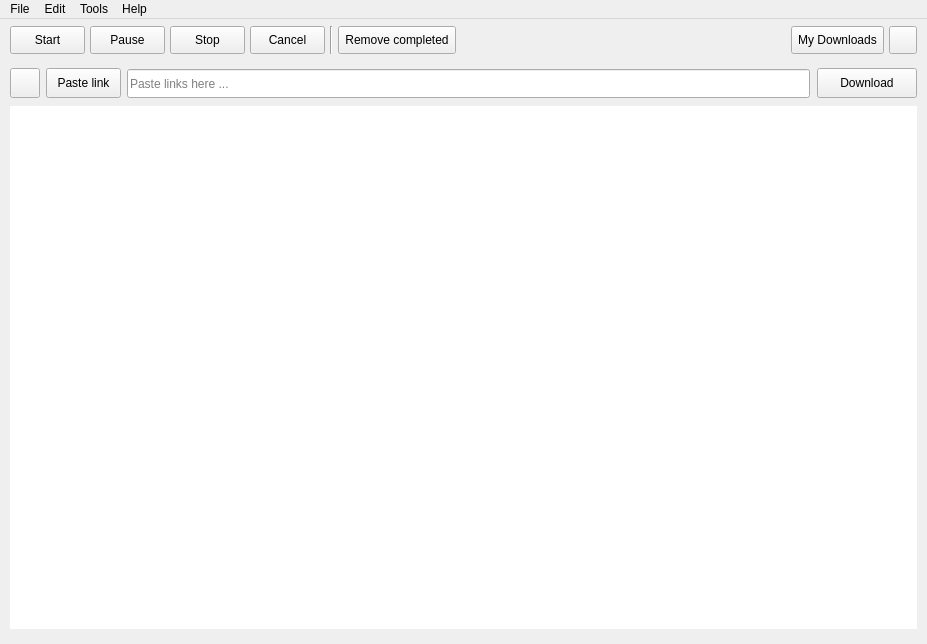
This is src/gui/mainwindow.ui in aliakseis/LIII as Qt 5 draws it before an edit. The edited form follows.
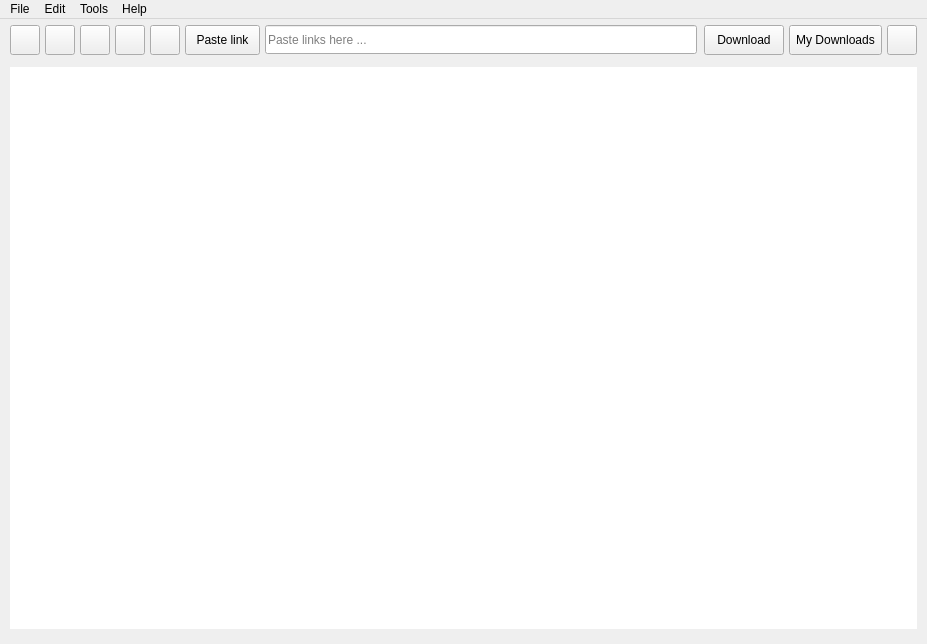
This is the edited form. Icons and pictures are not drawn. Custom widgets are drawn as their Qt base class.

```diff
--- a/src/gui/mainwindow.ui
+++ b/src/gui/mainwindow.ui
@@ -140,7 +140,7 @@
       <property name="styleSheet">
        <string notr="true"/>
       </property>
-      <layout class="QHBoxLayout" name="horizontalLayout" stretch="0,0,0,0,0,0,1,0,0">
+      <layout class="QHBoxLayout" name="horizontalLayout">
        <property name="spacing">
         <number>5</number>
        </property>
@@ -160,19 +160,22 @@
         <widget class="QToolButton" name="startButton">
          <property name="minimumSize">
           <size>
-           <width>75</width>
-           <height>28</height>
+           <width>30</width>
+           <height>30</height>
           </size>
          </property>
          <property name="maximumSize">
           <size>
-           <width>75</width>
-           <height>28</height>
+           <width>30</width>
+           <height>30</height>
           </size>
          </property>
-         <property name="text">
+         <property name="toolTip">
           <string>Start</string>
          </property>
+         <property name="text">
+          <string/>
+         </property>
          <property name="icon">
           <iconset resource="../../resources/LIII/resources-LIII.qrc">
            <normaloff>:/start-normal.png</normaloff>
@@ -185,7 +188,7 @@
           </size>
          </property>
          <property name="toolButtonStyle">
-          <enum>Qt::ToolButtonTextBesideIcon</enum>
+          <enum>Qt::ToolButtonIconOnly</enum>
          </property>
         </widget>
        </item>
@@ -202,14 +205,14 @@
          </property>
          <property name="minimumSize">
           <size>
-           <width>75</width>
-           <height>28</height>
+           <width>30</width>
+           <height>30</height>
           </size>
          </property>
          <property name="maximumSize">
           <size>
-           <width>75</width>
-           <height>28</height>
+           <width>30</width>
+           <height>30</height>
           </size>
          </property>
          <property name="baseSize">
@@ -223,9 +226,12 @@
            <family>Segoe UI</family>
           </font>
          </property>
-         <property name="text">
+         <property name="toolTip">
           <string>Pause</string>
          </property>
+         <property name="text">
+          <string/>
+         </property>
          <property name="icon">
           <iconset resource="../../resources/LIII/resources-LIII.qrc">
            <normaloff>:/pause.png</normaloff>
@@ -239,7 +245,7 @@
           </size>
          </property>
          <property name="toolButtonStyle">
-          <enum>Qt::ToolButtonTextBesideIcon</enum>
+          <enum>Qt::ToolButtonIconOnly</enum>
          </property>
          <property name="autoRaise">
           <bool>false</bool>
@@ -250,19 +256,22 @@
         <widget class="QToolButton" name="stopButton">
          <property name="minimumSize">
           <size>
-           <width>75</width>
-           <height>28</height>
+           <width>30</width>
+           <height>30</height>
           </size>
          </property>
          <property name="maximumSize">
           <size>
-           <width>75</width>
-           <height>28</height>
+           <width>30</width>
+           <height>30</height>
           </size>
          </property>
-         <property name="text">
+         <property name="toolTip">
           <string>Stop</string>
          </property>
+         <property name="text">
+          <string/>
+         </property>
          <property name="icon">
           <iconset resource="../../resources/LIII/resources-LIII.qrc">
            <normaloff>:/stop-normal.png</normaloff>
@@ -275,7 +284,7 @@
           </size>
          </property>
          <property name="toolButtonStyle">
-          <enum>Qt::ToolButtonTextBesideIcon</enum>
+          <enum>Qt::ToolButtonIconOnly</enum>
          </property>
         </widget>
        </item>
@@ -289,20 +298,14 @@
          </property>
          <property name="minimumSize">
           <size>
-           <width>75</width>
-           <height>28</height>
+           <width>30</width>
+           <height>30</height>
           </size>
          </property>
          <property name="maximumSize">
           <size>
-           <width>16777215</width>
-           <height>28</height>
-          </size>
-         </property>
-         <property name="baseSize">
-          <size>
-           <width>75</width>
-           <height>0</height>
+           <width>30</width>
+           <height>30</height>
           </size>
          </property>
          <property name="font">
@@ -310,9 +313,12 @@
            <family>Segoe UI</family>
           </font>
          </property>
-         <property name="text">
+         <property name="toolTip">
           <string>Cancel</string>
          </property>
+         <property name="text">
+          <string/>
+         </property>
          <property name="icon">
           <iconset resource="../../resources/LIII/resources-LIII.qrc">
            <normaloff>:/stop.png</normaloff>
@@ -331,7 +337,7 @@
           </size>
          </property>
          <property name="toolButtonStyle">
-          <enum>Qt::ToolButtonTextBesideIcon</enum>
+          <enum>Qt::ToolButtonIconOnly</enum>
          </property>
          <property name="autoRaise">
           <bool>false</bool>
@@ -339,29 +345,64 @@
         </widget>
        </item>
        <item>
-        <widget class="Line" name="line_2">
+        <widget class="QPushButton" name="openTorrent">
+         <property name="enabled">
+          <bool>true</bool>
+         </property>
+         <property name="sizePolicy">
+          <sizepolicy hsizetype="Fixed" vsizetype="Fixed">
+           <horstretch>0</horstretch>
+           <verstretch>0</verstretch>
+          </sizepolicy>
+         </property>
          <property name="minimumSize">
           <size>
-           <width>2</width>
-           <height>28</height>
+           <width>30</width>
+           <height>30</height>
           </size>
          </property>
          <property name="maximumSize">
           <size>
-           <width>16777215</width>
+           <width>30</width>
+           <height>30</height>
+          </size>
+         </property>
+         <property name="font">
+          <font>
+           <family>Segoe UI</family>
+          </font>
+         </property>
+         <property name="cursor">
+          <cursorShape>ArrowCursor</cursorShape>
+         </property>
+         <property name="toolTip">
+          <string>Add Torrent</string>
+         </property>
+         <property name="styleSheet">
+          <string notr="true"/>
+         </property>
+         <property name="text">
+          <string/>
+         </property>
+         <property name="icon">
+          <iconset resource="../../resources/LIII/resources-LIII.qrc">
+           <normaloff>:/add_torrent_normal.png</normaloff>
+           <normalon>:/add_torrent_press.png</normalon>
+           <disabledoff>:/add_torrent_disabled.png</disabledoff>
+           <disabledon>:/add_torrent_disabled.png</disabledon>
+           <activeoff>:/add_torrent_hover.png</activeoff>
+           <activeon>:/add_torrent_hover.png</activeon>:/add_torrent_normal.png</iconset>
+         </property>
+         <property name="iconSize">
+          <size>
+           <width>28</width>
            <height>28</height>
           </size>
          </property>
-         <property name="frameShadow">
-          <enum>QFrame::Sunken</enum>
-         </property>
-         <property name="orientation">
-          <enum>Qt::Vertical</enum>
-         </property>
         </widget>
        </item>
        <item>
-        <widget class="QToolButton" name="clearButton">
+        <widget class="QToolButton" name="buttonPaste">
          <property name="sizePolicy">
           <sizepolicy hsizetype="Preferred" vsizetype="Fixed">
            <horstretch>0</horstretch>
@@ -371,13 +412,13 @@
          <property name="minimumSize">
           <size>
            <width>75</width>
-           <height>28</height>
+           <height>30</height>
           </size>
          </property>
          <property name="maximumSize">
           <size>
-           <width>190</width>
-           <height>28</height>
+           <width>16777215</width>
+           <height>30</height>
           </size>
          </property>
          <property name="baseSize">
@@ -394,19 +435,14 @@
          <property name="cursor">
           <cursorShape>ArrowCursor</cursorShape>
          </property>
+         <property name="toolTip">
+          <string>Paste your links here</string>
+         </property>
          <property name="styleSheet">
           <string notr="true"/>
          </property>
          <property name="text">
-          <string>Remove completed</string>
-         </property>
-         <property name="icon">
-          <iconset resource="../../resources/LIII/resources-LIII.qrc">
-           <normaloff>:/cleanup.png</normaloff>
-           <disabledoff>:/cleanup_disabled.png</disabledoff>
-           <disabledon>:/cleanup.png</disabledon>
-           <activeoff>:/cleanup_hover.png</activeoff>
-           <activeon>:/cleanup_hover.png</activeon>:/cleanup.png</iconset>
+          <string>Paste link</string>
          </property>
          <property name="iconSize">
           <size>
@@ -423,17 +459,85 @@
         </widget>
        </item>
        <item>
-        <spacer name="horizontalSpacer_14">
-         <property name="orientation">
-          <enum>Qt::Horizontal</enum>
+        <layout class="QHBoxLayout" name="horizontalLayout_4">
+         <property name="spacing">
+          <number>0</number>
          </property>
-         <property name="sizeHint" stdset="0">
-          <size>
-           <width>200</width>
-           <height>20</height>
-          </size>
-         </property>
-        </spacer>
+         <item>
+          <widget class="LineEditEx" name="linkEdit">
+           <property name="minimumSize">
+            <size>
+             <width>0</width>
+             <height>29</height>
+            </size>
+           </property>
+           <property name="maximumSize">
+            <size>
+             <width>16777215</width>
+             <height>29</height>
+            </size>
+           </property>
+           <property name="text">
+            <string/>
+           </property>
+           <property name="placeholderText">
+            <string>Paste links here ...</string>
+           </property>
+          </widget>
+         </item>
+         <item>
+          <widget class="ButtonLabel" name="lblClearText">
+           <property name="text">
+            <string/>
+           </property>
+          </widget>
+         </item>
+         <item>
+          <widget class="QPushButton" name="buttonStart">
+           <property name="enabled">
+            <bool>true</bool>
+           </property>
+           <property name="sizePolicy">
+            <sizepolicy hsizetype="Fixed" vsizetype="Fixed">
+             <horstretch>0</horstretch>
+             <verstretch>0</verstretch>
+            </sizepolicy>
+           </property>
+           <property name="minimumSize">
+            <size>
+             <width>80</width>
+             <height>30</height>
+            </size>
+           </property>
+           <property name="maximumSize">
+            <size>
+             <width>166667</width>
+             <height>30</height>
+            </size>
+           </property>
+           <property name="font">
+            <font>
+             <family>Segoe UI</family>
+            </font>
+           </property>
+           <property name="cursor">
+            <cursorShape>ArrowCursor</cursorShape>
+           </property>
+           <property name="styleSheet">
+            <string notr="true"/>
+           </property>
+           <property name="text">
+            <string>Download</string>
+           </property>
+           <property name="iconSize">
+            <size>
+             <width>28</width>
+             <height>28</height>
+            </size>
+           </property>
+          </widget>
+         </item>
+        </layout>
        </item>
        <item>
         <widget class="QToolButton" name="buttonOpenFolder">
@@ -446,13 +550,13 @@
          <property name="minimumSize">
           <size>
            <width>75</width>
-           <height>28</height>
+           <height>30</height>
           </size>
          </property>
          <property name="maximumSize">
           <size>
            <width>190</width>
-           <height>28</height>
+           <height>30</height>
           </size>
          </property>
          <property name="baseSize">
@@ -508,14 +612,14 @@
          </property>
          <property name="minimumSize">
           <size>
-           <width>28</width>
-           <height>28</height>
+           <width>30</width>
+           <height>30</height>
           </size>
          </property>
          <property name="maximumSize">
           <size>
-           <width>28</width>
-           <height>28</height>
+           <width>30</width>
+           <height>30</height>
           </size>
          </property>
          <property name="font">
@@ -578,7 +682,7 @@
         <number>6</number>
        </property>
        <property name="topMargin">
-        <number>0</number>
+        <number>6</number>
        </property>
        <property name="rightMargin">
         <number>6</number>
@@ -616,237 +720,6 @@
           <property name="bottomMargin">
            <number>0</number>
           </property>
-          <item>
-           <widget class="QFrame" name="downloadAddLayout">
-            <property name="minimumSize">
-             <size>
-              <width>0</width>
-              <height>45</height>
-             </size>
-            </property>
-            <property name="maximumSize">
-             <size>
-              <width>16777215</width>
-              <height>45</height>
-             </size>
-            </property>
-            <property name="styleSheet">
-             <string notr="true"/>
-            </property>
-            <property name="frameShape">
-             <enum>QFrame::NoFrame</enum>
-            </property>
-            <layout class="QHBoxLayout" name="horizontalLayout_9">
-             <property name="leftMargin">
-              <number>0</number>
-             </property>
-             <property name="topMargin">
-              <number>0</number>
-             </property>
-             <property name="rightMargin">
-              <number>0</number>
-             </property>
-             <property name="bottomMargin">
-              <number>0</number>
-             </property>
-             <item>
-              <widget class="QPushButton" name="openTorrent">
-               <property name="enabled">
-                <bool>true</bool>
-               </property>
-               <property name="sizePolicy">
-                <sizepolicy hsizetype="Fixed" vsizetype="Fixed">
-                 <horstretch>0</horstretch>
-                 <verstretch>0</verstretch>
-                </sizepolicy>
-               </property>
-               <property name="minimumSize">
-                <size>
-                 <width>30</width>
-                 <height>30</height>
-                </size>
-               </property>
-               <property name="maximumSize">
-                <size>
-                 <width>30</width>
-                 <height>30</height>
-                </size>
-               </property>
-               <property name="font">
-                <font>
-                 <family>Segoe UI</family>
-                </font>
-               </property>
-               <property name="cursor">
-                <cursorShape>ArrowCursor</cursorShape>
-               </property>
-               <property name="toolTip">
-                <string>Add Torrent</string>
-               </property>
-               <property name="styleSheet">
-                <string notr="true"/>
-               </property>
-               <property name="text">
-                <string/>
-               </property>
-               <property name="icon">
-                <iconset resource="../../resources/LIII/resources-LIII.qrc">
-                 <normaloff>:/add_torrent_normal.png</normaloff>
-                 <normalon>:/add_torrent_press.png</normalon>
-                 <disabledoff>:/add_torrent_disabled.png</disabledoff>
-                 <disabledon>:/add_torrent_disabled.png</disabledon>
-                 <activeoff>:/add_torrent_hover.png</activeoff>
-                 <activeon>:/add_torrent_hover.png</activeon>:/add_torrent_normal.png</iconset>
-               </property>
-               <property name="iconSize">
-                <size>
-                 <width>28</width>
-                 <height>28</height>
-                </size>
-               </property>
-              </widget>
-             </item>
-             <item>
-              <widget class="QToolButton" name="buttonPaste">
-               <property name="sizePolicy">
-                <sizepolicy hsizetype="Preferred" vsizetype="Fixed">
-                 <horstretch>0</horstretch>
-                 <verstretch>0</verstretch>
-                </sizepolicy>
-               </property>
-               <property name="minimumSize">
-                <size>
-                 <width>75</width>
-                 <height>30</height>
-                </size>
-               </property>
-               <property name="maximumSize">
-                <size>
-                 <width>16777215</width>
-                 <height>30</height>
-                </size>
-               </property>
-               <property name="baseSize">
-                <size>
-                 <width>75</width>
-                 <height>0</height>
-                </size>
-               </property>
-               <property name="font">
-                <font>
-                 <family>Segoe UI</family>
-                </font>
-               </property>
-               <property name="cursor">
-                <cursorShape>ArrowCursor</cursorShape>
-               </property>
-               <property name="toolTip">
-                <string>Paste your links here</string>
-               </property>
-               <property name="styleSheet">
-                <string notr="true"/>
-               </property>
-               <property name="text">
-                <string>Paste link</string>
-               </property>
-               <property name="iconSize">
-                <size>
-                 <width>20</width>
-                 <height>18</height>
-                </size>
-               </property>
-               <property name="toolButtonStyle">
-                <enum>Qt::ToolButtonTextBesideIcon</enum>
-               </property>
-               <property name="autoRaise">
-                <bool>false</bool>
-               </property>
-              </widget>
-             </item>
-             <item>
-              <layout class="QHBoxLayout" name="horizontalLayout_4">
-               <property name="spacing">
-                <number>0</number>
-               </property>
-               <item>
-                <widget class="LineEditEx" name="linkEdit">
-                 <property name="minimumSize">
-                  <size>
-                   <width>0</width>
-                   <height>29</height>
-                  </size>
-                 </property>
-                 <property name="maximumSize">
-                  <size>
-                   <width>16777215</width>
-                   <height>29</height>
-                  </size>
-                 </property>
-                 <property name="text">
-                  <string/>
-                 </property>
-                 <property name="placeholderText">
-                  <string>Paste links here ...</string>
-                 </property>
-                </widget>
-               </item>
-               <item>
-                <widget class="ButtonLabel" name="lblClearText">
-                 <property name="text">
-                  <string/>
-                 </property>
-                </widget>
-               </item>
-               <item>
-                <widget class="QPushButton" name="buttonStart">
-                 <property name="enabled">
-                  <bool>true</bool>
-                 </property>
-                 <property name="sizePolicy">
-                  <sizepolicy hsizetype="Fixed" vsizetype="Fixed">
-                   <horstretch>0</horstretch>
-                   <verstretch>0</verstretch>
-                  </sizepolicy>
-                 </property>
-                 <property name="minimumSize">
-                  <size>
-                   <width>100</width>
-                   <height>30</height>
-                  </size>
-                 </property>
-                 <property name="maximumSize">
-                  <size>
-                   <width>166667</width>
-                   <height>30</height>
-                  </size>
-                 </property>
-                 <property name="font">
-                  <font>
-                   <family>Segoe UI</family>
-                  </font>
-                 </property>
-                 <property name="cursor">
-                  <cursorShape>ArrowCursor</cursorShape>
-                 </property>
-                 <property name="styleSheet">
-                  <string notr="true"/>
-                 </property>
-                 <property name="text">
-                  <string>Download</string>
-                 </property>
-                 <property name="iconSize">
-                  <size>
-                   <width>28</width>
-                   <height>28</height>
-                  </size>
-                 </property>
-                </widget>
-               </item>
-              </layout>
-             </item>
-            </layout>
-           </widget>
-          </item>
           <item>
            <widget class="QStackedWidget" name="stackedCentalWidget">
             <widget class="QWidget" name="page">
@@ -1009,7 +882,6 @@
     </property>
     <addaction name="actionPaste_Links"/>
     <addaction name="separator"/>
-    <addaction name="actionCleanup"/>
     <addaction name="actionStart"/>
     <addaction name="actionPause_selected"/>
     <addaction name="actionCancel_selected"/>
@@ -1060,16 +932,6 @@
     <string notr="true">Ctrl+V</string>
    </property>
   </action>
-  <action name="actionCleanup">
-   <property name="icon">
-    <iconset>
-     <normalon>:/cleanup.png</normalon>
-    </iconset>
-   </property>
-   <property name="text">
-    <string>Remove completed</string>
-   </property>
-  </action>
   <action name="actionPause_unpause_selected">
    <property name="text">
     <string>Pause selected</string>
```
Left out of the diff: 1 changed line with no effect on the pictures.
